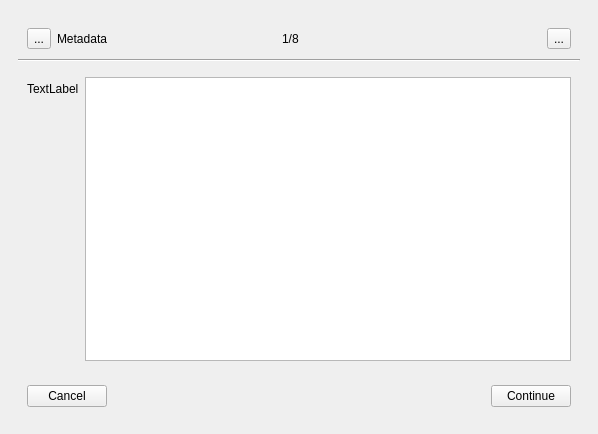
Before: the Qt Designer form src/skeleton/capture.ui in palimpsest-pursuers/capturing, drawn with Qt 5.
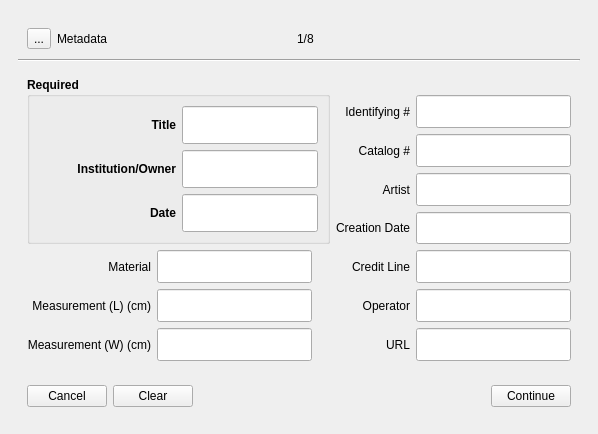
After: the same form once the commit is applied. The open tabs and pages were chosen to show the change.

Diff of the .ui file:
```diff
--- a/src/skeleton/capture.ui
+++ b/src/skeleton/capture.ui
@@ -194,19 +194,6 @@
                     </property>
                    </spacer>
                   </item>
-                  <item>
-                   <widget class="QToolButton" name="metadataInfoButton">
-                    <property name="sizePolicy">
-                     <sizepolicy hsizetype="Fixed" vsizetype="Fixed">
-                      <horstretch>1</horstretch>
-                      <verstretch>0</verstretch>
-                     </sizepolicy>
-                    </property>
-                    <property name="text">
-                     <string>...</string>
-                    </property>
-                   </widget>
-                  </item>
                  </layout>
                 </widget>
                </item>
@@ -246,16 +233,335 @@
                       <verstretch>8</verstretch>
                      </sizepolicy>
                     </property>
-                    <layout class="QFormLayout" name="formLayout">
-                     <item row="0" column="0">
-                      <widget class="QLabel" name="label">
+                    <layout class="QGridLayout" name="gridLayout_22">
+                     <item row="15" column="1">
+                      <widget class="QLineEdit" name="materialInput">
+                       <property name="sizePolicy">
+                        <sizepolicy hsizetype="Expanding" vsizetype="Expanding">
+                         <horstretch>0</horstretch>
+                         <verstretch>0</verstretch>
+                        </sizepolicy>
+                       </property>
+                      </widget>
+                     </item>
+                     <item row="16" column="7">
+                      <widget class="QLineEdit" name="operatorInput">
+                       <property name="sizePolicy">
+                        <sizepolicy hsizetype="Expanding" vsizetype="Expanding">
+                         <horstretch>0</horstretch>
+                         <verstretch>0</verstretch>
+                        </sizepolicy>
+                       </property>
+                      </widget>
+                     </item>
+                     <item row="17" column="7">
+                      <widget class="QLineEdit" name="urlInput">
+                       <property name="sizePolicy">
+                        <sizepolicy hsizetype="Expanding" vsizetype="Expanding">
+                         <horstretch>0</horstretch>
+                         <verstretch>0</verstretch>
+                        </sizepolicy>
+                       </property>
+                      </widget>
+                     </item>
+                     <item row="15" column="0">
+                      <widget class="QLabel" name="materialLabel">
+                       <property name="layoutDirection">
+                        <enum>Qt::LeftToRight</enum>
+                       </property>
                        <property name="text">
-                        <string>TextLabel</string>
+                        <string>Material</string>
                        </property>
+                       <property name="alignment">
+                        <set>Qt::AlignRight|Qt::AlignTrailing|Qt::AlignVCenter</set>
+                       </property>
                       </widget>
                      </item>
-                     <item row="0" column="1">
-                      <widget class="QTextBrowser" name="textBrowser"/>
+                     <item row="16" column="1">
+                      <widget class="QLineEdit" name="measurementLInput">
+                       <property name="sizePolicy">
+                        <sizepolicy hsizetype="Expanding" vsizetype="Expanding">
+                         <horstretch>0</horstretch>
+                         <verstretch>0</verstretch>
+                        </sizepolicy>
+                       </property>
+                      </widget>
+                     </item>
+                     <item row="3" column="7">
+                      <widget class="QLineEdit" name="identifyingNumberInput">
+                       <property name="sizePolicy">
+                        <sizepolicy hsizetype="Expanding" vsizetype="Expanding">
+                         <horstretch>0</horstretch>
+                         <verstretch>0</verstretch>
+                        </sizepolicy>
+                       </property>
+                      </widget>
+                     </item>
+                     <item row="16" column="0">
+                      <widget class="QLabel" name="measurementLLabel">
+                       <property name="layoutDirection">
+                        <enum>Qt::LeftToRight</enum>
+                       </property>
+                       <property name="text">
+                        <string>Measurement (L) (cm)</string>
+                       </property>
+                       <property name="alignment">
+                        <set>Qt::AlignRight|Qt::AlignTrailing|Qt::AlignVCenter</set>
+                       </property>
+                      </widget>
+                     </item>
+                     <item row="17" column="1">
+                      <widget class="QLineEdit" name="measurementWInput">
+                       <property name="sizePolicy">
+                        <sizepolicy hsizetype="Expanding" vsizetype="Expanding">
+                         <horstretch>0</horstretch>
+                         <verstretch>0</verstretch>
+                        </sizepolicy>
+                       </property>
+                      </widget>
+                     </item>
+                     <item row="17" column="0">
+                      <widget class="QLabel" name="measurementWLabel">
+                       <property name="layoutDirection">
+                        <enum>Qt::LeftToRight</enum>
+                       </property>
+                       <property name="text">
+                        <string>Measurement (W) (cm)</string>
+                       </property>
+                       <property name="alignment">
+                        <set>Qt::AlignRight|Qt::AlignTrailing|Qt::AlignVCenter</set>
+                       </property>
+                      </widget>
+                     </item>
+                     <item row="5" column="6">
+                      <widget class="QLabel" name="artistLabel">
+                       <property name="layoutDirection">
+                        <enum>Qt::LeftToRight</enum>
+                       </property>
+                       <property name="text">
+                        <string>Artist</string>
+                       </property>
+                       <property name="alignment">
+                        <set>Qt::AlignRight|Qt::AlignTrailing|Qt::AlignVCenter</set>
+                       </property>
+                      </widget>
+                     </item>
+                     <item row="17" column="6">
+                      <widget class="QLabel" name="urlLabel">
+                       <property name="layoutDirection">
+                        <enum>Qt::LeftToRight</enum>
+                       </property>
+                       <property name="text">
+                        <string>URL</string>
+                       </property>
+                       <property name="alignment">
+                        <set>Qt::AlignRight|Qt::AlignTrailing|Qt::AlignVCenter</set>
+                       </property>
+                      </widget>
+                     </item>
+                     <item row="4" column="6">
+                      <widget class="QLabel" name="catalogNumberLabel">
+                       <property name="layoutDirection">
+                        <enum>Qt::LeftToRight</enum>
+                       </property>
+                       <property name="text">
+                        <string>Catalog #</string>
+                       </property>
+                       <property name="alignment">
+                        <set>Qt::AlignRight|Qt::AlignTrailing|Qt::AlignVCenter</set>
+                       </property>
+                      </widget>
+                     </item>
+                     <item row="5" column="7">
+                      <widget class="QLineEdit" name="artistInput">
+                       <property name="sizePolicy">
+                        <sizepolicy hsizetype="Expanding" vsizetype="Expanding">
+                         <horstretch>0</horstretch>
+                         <verstretch>0</verstretch>
+                        </sizepolicy>
+                       </property>
+                      </widget>
+                     </item>
+                     <item row="15" column="7">
+                      <widget class="QLineEdit" name="creditLineInput">
+                       <property name="sizePolicy">
+                        <sizepolicy hsizetype="Expanding" vsizetype="Expanding">
+                         <horstretch>0</horstretch>
+                         <verstretch>0</verstretch>
+                        </sizepolicy>
+                       </property>
+                      </widget>
+                     </item>
+                     <item row="15" column="6">
+                      <widget class="QLabel" name="creditLineLabel">
+                       <property name="layoutDirection">
+                        <enum>Qt::LeftToRight</enum>
+                       </property>
+                       <property name="text">
+                        <string>Credit Line</string>
+                       </property>
+                       <property name="alignment">
+                        <set>Qt::AlignRight|Qt::AlignTrailing|Qt::AlignVCenter</set>
+                       </property>
+                      </widget>
+                     </item>
+                     <item row="16" column="6">
+                      <widget class="QLabel" name="operatorLabel">
+                       <property name="layoutDirection">
+                        <enum>Qt::LeftToRight</enum>
+                       </property>
+                       <property name="text">
+                        <string>Operator</string>
+                       </property>
+                       <property name="alignment">
+                        <set>Qt::AlignRight|Qt::AlignTrailing|Qt::AlignVCenter</set>
+                       </property>
+                      </widget>
+                     </item>
+                     <item row="6" column="7">
+                      <widget class="QLineEdit" name="creationDateInput">
+                       <property name="sizePolicy">
+                        <sizepolicy hsizetype="Expanding" vsizetype="Expanding">
+                         <horstretch>0</horstretch>
+                         <verstretch>0</verstretch>
+                        </sizepolicy>
+                       </property>
+                      </widget>
+                     </item>
+                     <item row="4" column="7">
+                      <widget class="QLineEdit" name="catalogNumberInput">
+                       <property name="sizePolicy">
+                        <sizepolicy hsizetype="Expanding" vsizetype="Expanding">
+                         <horstretch>0</horstretch>
+                         <verstretch>0</verstretch>
+                        </sizepolicy>
+                       </property>
+                      </widget>
+                     </item>
+                     <item row="3" column="6">
+                      <widget class="QLabel" name="identifyingNumberLabel">
+                       <property name="layoutDirection">
+                        <enum>Qt::LeftToRight</enum>
+                       </property>
+                       <property name="text">
+                        <string>Identifying #</string>
+                       </property>
+                       <property name="alignment">
+                        <set>Qt::AlignRight|Qt::AlignTrailing|Qt::AlignVCenter</set>
+                       </property>
+                      </widget>
+                     </item>
+                     <item row="6" column="6">
+                      <widget class="QLabel" name="creationDateLabel">
+                       <property name="layoutDirection">
+                        <enum>Qt::LeftToRight</enum>
+                       </property>
+                       <property name="text">
+                        <string>Creation Date</string>
+                       </property>
+                       <property name="alignment">
+                        <set>Qt::AlignRight|Qt::AlignTrailing|Qt::AlignVCenter</set>
+                       </property>
+                      </widget>
+                     </item>
+                     <item row="0" column="0" rowspan="7" colspan="5">
+                      <widget class="QGroupBox" name="requiredGroupBox">
+                       <property name="sizePolicy">
+                        <sizepolicy hsizetype="Preferred" vsizetype="Expanding">
+                         <horstretch>0</horstretch>
+                         <verstretch>0</verstretch>
+                        </sizepolicy>
+                       </property>
+                       <property name="font">
+                        <font>
+                         <weight>75</weight>
+                         <bold>true</bold>
+                        </font>
+                       </property>
+                       <property name="title">
+                        <string>Required</string>
+                       </property>
+                       <layout class="QGridLayout" name="gridLayout_23">
+                        <item row="0" column="0">
+                         <widget class="QLabel" name="titleLabel">
+                          <property name="sizePolicy">
+                           <sizepolicy hsizetype="Expanding" vsizetype="Preferred">
+                            <horstretch>0</horstretch>
+                            <verstretch>0</verstretch>
+                           </sizepolicy>
+                          </property>
+                          <property name="text">
+                           <string>Title</string>
+                          </property>
+                          <property name="alignment">
+                           <set>Qt::AlignRight|Qt::AlignTrailing|Qt::AlignVCenter</set>
+                          </property>
+                         </widget>
+                        </item>
+                        <item row="0" column="1">
+                         <widget class="QLineEdit" name="titleInput">
+                          <property name="sizePolicy">
+                           <sizepolicy hsizetype="Expanding" vsizetype="Expanding">
+                            <horstretch>0</horstretch>
+                            <verstretch>0</verstretch>
+                           </sizepolicy>
+                          </property>
+                         </widget>
+                        </item>
+                        <item row="1" column="0">
+                         <widget class="QLabel" name="institutionOrOwnerLabel">
+                          <property name="sizePolicy">
+                           <sizepolicy hsizetype="Expanding" vsizetype="Preferred">
+                            <horstretch>0</horstretch>
+                            <verstretch>0</verstretch>
+                           </sizepolicy>
+                          </property>
+                          <property name="text">
+                           <string>Institution/Owner</string>
+                          </property>
+                          <property name="alignment">
+                           <set>Qt::AlignRight|Qt::AlignTrailing|Qt::AlignVCenter</set>
+                          </property>
+                         </widget>
+                        </item>
+                        <item row="1" column="1">
+                         <widget class="QLineEdit" name="institutionOrOwnerInput">
+                          <property name="sizePolicy">
+                           <sizepolicy hsizetype="Expanding" vsizetype="Expanding">
+                            <horstretch>0</horstretch>
+                            <verstretch>0</verstretch>
+                           </sizepolicy>
+                          </property>
+                         </widget>
+                        </item>
+                        <item row="2" column="0">
+                         <widget class="QLabel" name="dateLabel">
+                          <property name="sizePolicy">
+                           <sizepolicy hsizetype="Expanding" vsizetype="Preferred">
+                            <horstretch>0</horstretch>
+                            <verstretch>0</verstretch>
+                           </sizepolicy>
+                          </property>
+                          <property name="text">
+                           <string>Date</string>
+                          </property>
+                          <property name="alignment">
+                           <set>Qt::AlignRight|Qt::AlignTrailing|Qt::AlignVCenter</set>
+                          </property>
+                         </widget>
+                        </item>
+                        <item row="2" column="1">
+                         <widget class="QLineEdit" name="dateInput">
+                          <property name="sizePolicy">
+                           <sizepolicy hsizetype="Expanding" vsizetype="Expanding">
+                            <horstretch>0</horstretch>
+                            <verstretch>0</verstretch>
+                           </sizepolicy>
+                          </property>
+                         </widget>
+                        </item>
+                       </layout>
+                      </widget>
                      </item>
                     </layout>
                    </widget>
@@ -276,6 +582,13 @@
                        </property>
                       </widget>
                      </item>
+                     <item>
+                      <widget class="QPushButton" name="metadataClearButton">
+                       <property name="text">
+                        <string>Clear</string>
+                       </property>
+                      </widget>
+                     </item>
                      <item>
                       <spacer name="horizontalSpacer_2">
                        <property name="orientation">
```
Left out of the diff: 112 changed lines with no effect on the pictures.
